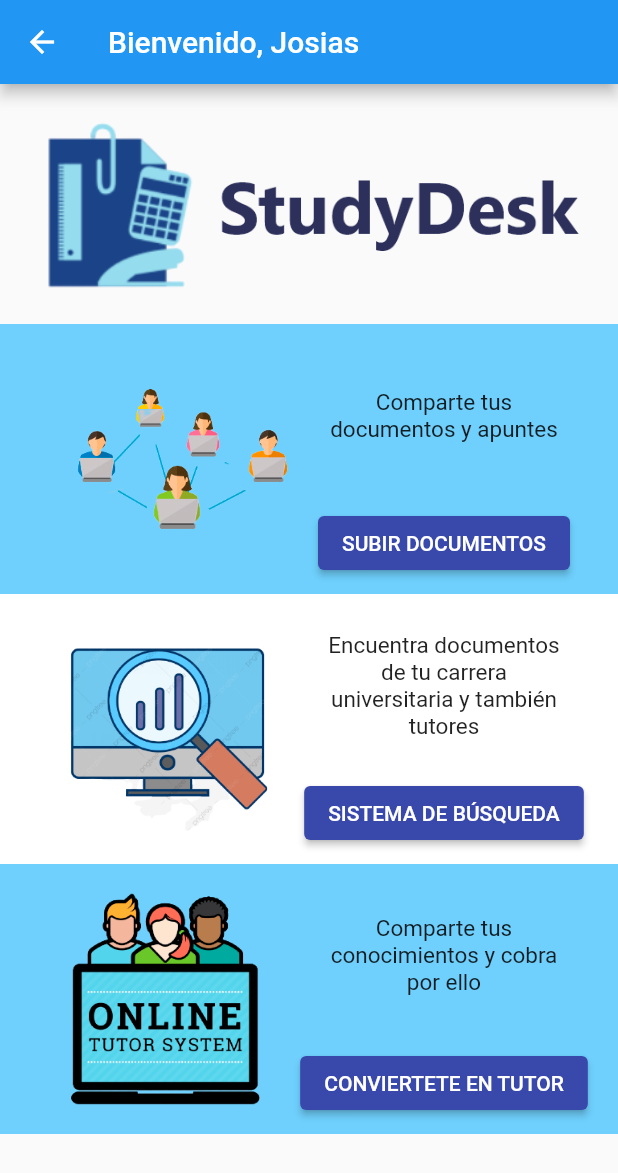
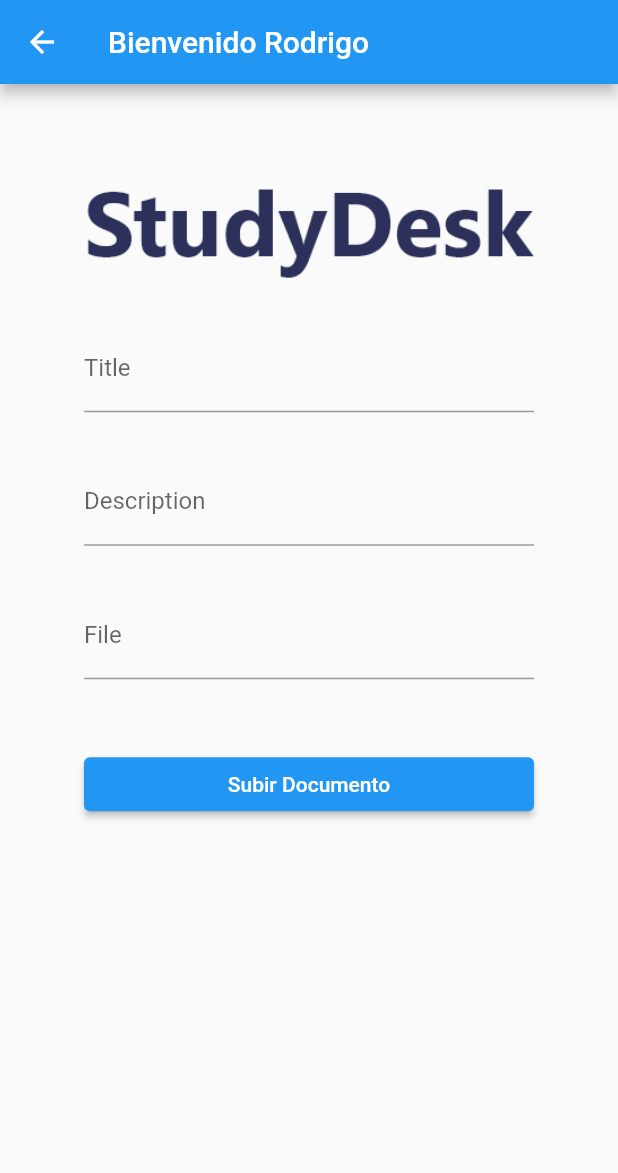
Before and after one commit to CarlosIzarra09/app_studydesk, a Flutter app: the HomePage screen opened by its route, after a tap on "SUBIR DOCUMENTOS", on a phone screen of 412 x 824 dp. Shown: the top 1173 px of the screen. Run offline on Flutter 3.47's test engine with Material 2 defaults, Android fonts, the light colour scheme and no system bars.

Commit message:
feat: upload_documents page finished

```diff
--- a/lib/src/app.dart
+++ b/lib/src/app.dart
@@ -2,6 +2,7 @@
 
 import 'pages/home_page.dart';
 import 'pages/login_page.dart';
+import 'pages/upload_documents.dart';
 
 class MyApp extends StatelessWidget {
   const MyApp({Key? key}) : super(key: key);
@@ -20,6 +21,7 @@
 
         '/login':(BuildContext context)=>const LoginPage(),
         '/home':(BuildContext context)=>const HomePage(),
+        '/upload': (BuildContext context) => const UploadDocumentsPage(),
       },
     );
   }
--- /dev/null
+++ b/lib/src/models/Document.dart
@@ -0,0 +1,33 @@
+import 'dart:convert';
+
+Document documentFromJson(String str) => Document.fromJson(json.decode(str));
+
+String documentToJson(Document data) => json.encode(data.toJson());
+
+class Document {
+  Document({
+    required this.title,
+    required this.description,
+    required this.fileUrl,
+    required this.topicId,
+  });
+
+  String title;
+  String description;
+  String fileUrl;
+  int topicId;
+
+  factory Document.fromJson(Map<String, dynamic> json) => Document(
+    title: json["title"],
+    description: json["description"],
+    fileUrl: json["fileUrl"],
+    topicId: json["topicId"],
+  );
+
+  Map<String, dynamic> toJson() => {
+    "title": title,
+    "description": description,
+    "fileUrl": fileUrl,
+    "topicId": topicId,
+  };
+}
--- a/lib/src/pages/home_page.dart
+++ b/lib/src/pages/home_page.dart
@@ -36,7 +36,7 @@
               "Comparte tus documentos y apuntes",
               const Color.fromRGBO(111, 208, 253, 1),
               //manda tu ruta por aqui
-              "/home"),
+              "/upload"),
           _optionContainer(context,
               "assets/images/findsearch.png",
               "SISTEMA DE BÚSQUEDA",
--- /dev/null
+++ b/lib/src/pages/upload_documents.dart
@@ -0,0 +1,176 @@
+import 'dart:convert';
+
+import 'package:app_studydesk/src/models/Document.dart';
+import 'package:flutter/material.dart';
+import 'package:http/http.dart' as http;
+
+class UploadDocumentsPage extends StatefulWidget {
+  const UploadDocumentsPage({Key? key}) : super(key: key);
+
+  @override
+  _UploadDocumentsPageState createState() => _UploadDocumentsPageState();
+}
+
+class _UploadDocumentsPageState extends State<UploadDocumentsPage> {
+  @override
+  Widget build(BuildContext context) {
+    return Scaffold(
+
+      appBar: AppBar(
+        title: Text("Bienvenido Rodrigo"),
+      ),
+      body: Container(
+        child: Column(
+          children: <Widget> [
+            InputWidget(),
+          ]
+        ),
+
+        margin: EdgeInsets.all(20.0),
+        width: 500,
+      ),
+      resizeToAvoidBottomInset: false,
+    );
+  }
+}
+
+
+class InputWidget extends StatefulWidget {
+  const InputWidget({Key? key}) : super(key: key);
+
+  @override
+  State<InputWidget> createState() => _InputWidget();
+}
+
+/// This is the private State class that goes with MyStatefulWidget.
+class _InputWidget extends State<InputWidget> {
+  final GlobalKey<FormState> _formKey = GlobalKey<FormState>();
+
+  final titleController = TextEditingController();
+  final descriptionController = TextEditingController();
+  final fileController = TextEditingController();
+
+  @override
+  Widget build(BuildContext context) {
+    return Container(
+      child: Form(
+        key: _formKey,
+        child: Column(
+          crossAxisAlignment: CrossAxisAlignment.start,
+          children: <Widget>[
+            Container(
+              child: Image(image: AssetImage("assets/texts/studydesk_title_logo.png")),
+              margin: EdgeInsets.only(top: 30),
+            ),
+            Container(
+              child: TextFormField(
+                controller: titleController,
+                maxLines: null,
+                keyboardType: TextInputType.multiline,
+                decoration: const InputDecoration(
+                  hintText: 'Enter your description',
+                  labelText: "Title",
+                ),
+                validator: (String? value) {
+                  if (value == null || value.isEmpty) {
+                    return 'Please enter the title';
+                  }
+                  return null;
+                },
+              ),
+              margin: EdgeInsets.only(top: 30),
+            ),
+            Container(
+              child: TextFormField(
+                controller: descriptionController,
+                maxLines: null,
+                keyboardType: TextInputType.multiline,
+                decoration: const InputDecoration(
+                  hintText: 'Enter your description',
+                  labelText: "Description",
+                ),
+                validator: (String? value) {
+                  if (value == null || value.isEmpty) {
+                    return 'Please enter some text';
+                  }
+                  return null;
+                },
+              ),
+              margin: EdgeInsets.only(top: 30),
+            ),
+            Container(
+              child: TextFormField(
+                controller: fileController,
+                maxLines: null,
+                keyboardType: TextInputType.multiline,
+                decoration: const InputDecoration(
+                  hintText: 'Enter your URL File',
+                  labelText: "File",
+                ),
+                validator: (String? value) {
+                  if (value == null || value.isEmpty) {
+                    return 'Please enter some text';
+                  }
+                  return null;
+                },
+              ),
+              margin: EdgeInsets.only(top: 30),
+            ),
+            Container(
+              child: Padding(
+                padding: const EdgeInsets.symmetric(vertical: 16.0),
+                child: ElevatedButton(
+                  onPressed: () {
+                    // Validate will return true if the form is valid, or false if
+                    // the form is invalid.
+                    if (_formKey.currentState!.validate()) {
+                      print(titleController.text);
+                      print(descriptionController.text);
+                      print(fileController.text);
+
+                      postDocument(titleController.text, descriptionController.text, fileController.text);
+                      showDialog<String>(context: context, builder: (BuildContext context) => AlertDialog(
+                          title: Text("Documento subido con éxito!"),
+                        actions: <Widget>[
+                          TextButton(
+                            onPressed: () => Navigator.of(context).pushNamed("/home"),
+                            child: const Text('Cancel'),
+                          ),
+                          TextButton(
+                            onPressed: () => Navigator.of(context).pushNamed("/home"),
+                            child: const Text('OK'),
+                          ),
+                        ],
+                      ));
+                    }
+                  },
+                  child: const Text('Subir Documento'),
+
+                ),
+              ),
+              width: 500,
+              margin: EdgeInsets.only(top: 30),
+            )
+
+          ],
+        ),
+      ),
+      width: 300,
+    );
+
+  }
+}
+
+Future<Document> postDocument(title, description, file) async {
+  var bodys = {
+    "title": title,
+    "description": description,
+    "fileUrl": file,
+    "topicId": 2
+  };
+  final res = await http.post(Uri.parse("https://studydeskapi.azurewebsites.net/api/studymaterials"), headers: {
+    "content-type": "application/json"
+  }, body: jsonEncode(bodys));
+
+  return documentFromJson(res.body);
+}
--- a/pubspec.yaml
+++ b/pubspec.yaml
@@ -35,6 +35,7 @@
   # Use with the CupertinoIcons class for iOS style icons.
   cupertino_icons: ^1.0.2
   shared_preferences: ^2.0.8
+  http:
 
 dev_dependencies:
   flutter_test:
```
Also changed, not shown: pubspec.lock.
